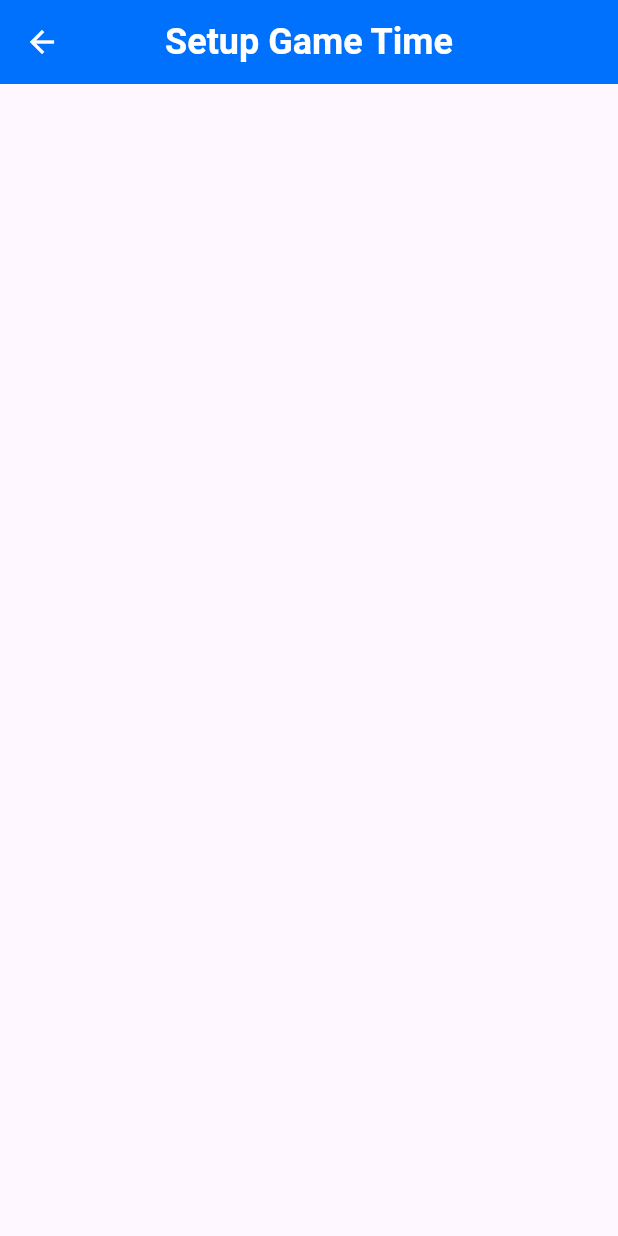
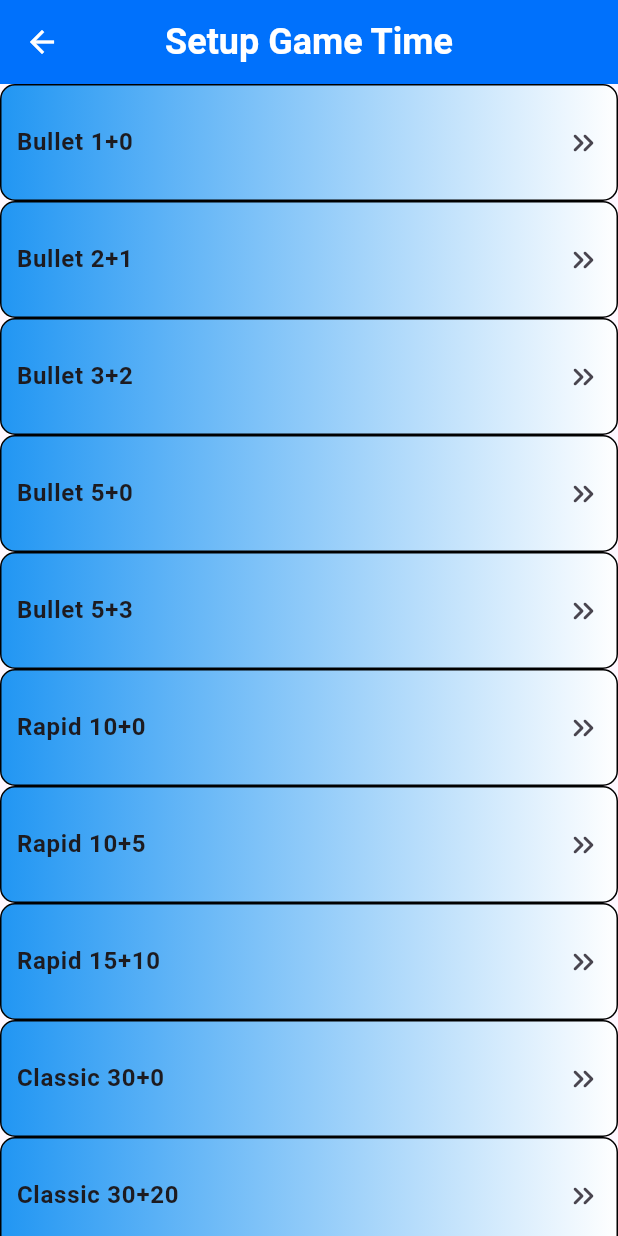
Before and after one commit to DeborajNath/chess_flutter, a Flutter app: the screen it shows after launch, after a tap on "Play online", on a phone screen of 412 x 824 dp. Run offline on Flutter 3.47's test engine with Material 3 defaults, Android fonts, the phone set to English and light mode, and no system bars; our stand-ins replace gap; missing offline and left inert: bishop, square_bishop, squares.

Commit message:
second scrren UI Left

```diff
--- /dev/null
+++ b/lib/helper/helper_methods.dart
@@ -0,0 +1,13 @@
+final List<String> gameTimes = [
+  "Bullet 1+0",
+  "Bullet 2+1",
+  "Bullet 3+2",
+  "Bullet 5+0",
+  "Bullet 5+3",
+  "Rapid 10+0",
+  "Rapid 10+5",
+  "Rapid 15+10",
+  "Classic 30+0",
+  "Classic 30+20",
+  "Custom 60+0",
+];
--- a/lib/main.dart
+++ b/lib/main.dart
@@ -1,10 +1,18 @@
+import 'package:chess_flutter/provider/game_provider.dart';
 import 'package:chess_flutter/provider/two_players_provider.dart';
 import 'package:flutter/material.dart';
 import 'package:provider/provider.dart';
 import 'package:chess_flutter/main_screens/splash_screen.dart';
 
 void main() {
-  runApp(const MainApp());
+  runApp(MultiProvider(providers: [
+    ChangeNotifierProvider(
+      create: (_) => GameProvider(),
+    ),
+    ChangeNotifierProvider(
+      create: (_) => TwoPlayersGame(),
+    ),
+  ], child: const MainApp()));
 }
 
 class MainApp extends StatelessWidget {
@@ -12,12 +20,9 @@ class MainApp extends StatelessWidget {
 
   @override
   Widget build(BuildContext context) {
-    return ChangeNotifierProvider(
-      create: (context) => GameProvider(),
-      child: const MaterialApp(
-        debugShowCheckedModeBanner: false,
-        home: SplashScreen(),
-      ),
+    return const MaterialApp(
+      debugShowCheckedModeBanner: false,
+      home: SplashScreen(),
     );
   }
 }
--- a/lib/main_screens/game_time_screen.dart
+++ b/lib/main_screens/game_time_screen.dart
@@ -1,4 +1,8 @@
+import 'dart:developer';
+
+import 'package:chess_flutter/components/custom_list_tile.dart';
 import 'package:chess_flutter/constants/index.dart';
+import 'package:chess_flutter/helper/helper_methods.dart';
 import 'package:flutter/material.dart';
 
 class GameTimeScreen extends StatefulWidget {
@@ -24,6 +28,17 @@ class _GameTimeScreenState extends State<GameTimeScreen> {
                 fontSize: 24, fontWeight: FontWeight.w700, color: white),
           ),
         ),
-    );
+        body: ListView.builder(
+          itemCount: gameTimes.length,
+          itemBuilder: (context, index) {
+            final String label = gameTimes[index].split(' ')[0];
+            final String gameTime = gameTimes[index].split(' ')[1];
+            return CustomListTile(
+                title: "$label $gameTime",
+                onTap: () {
+                  log("selected game: ${gameTimes[index]}");
+                });
+          },
+        ));
   }
 }
--- a/lib/main_screens/home_screen.dart
+++ b/lib/main_screens/home_screen.dart
@@ -2,8 +2,10 @@ import 'package:chess_flutter/components/index.dart';
 import 'package:chess_flutter/constants/index.dart';
 import 'package:chess_flutter/main_screens/index.dart';
 import 'package:chess_flutter/main_screens/two_players.dart';
+import 'package:chess_flutter/provider/game_provider.dart';
 import 'package:flutter/material.dart';
 import 'package:gap/gap.dart';
+import 'package:provider/provider.dart';
 
 class HomeScreen extends StatefulWidget {
   const HomeScreen({super.key});
@@ -15,6 +17,7 @@ class HomeScreen extends StatefulWidget {
 class _HomeScreenState extends State<HomeScreen> {
   @override
   Widget build(BuildContext context) {
+    final GameProvider gameProvider = Provider.of<GameProvider>(context);
     return Scaffold(
       appBar: AppBar(
         automaticallyImplyLeading: false,
@@ -34,6 +37,7 @@ class _HomeScreenState extends State<HomeScreen> {
           children: [
             CustomListTile(
               onTap: () {
+                gameProvider.setComputer(true);
                 RoutingService.goto(
                   context,
                   const GameScreen(),
@@ -48,6 +52,7 @@ class _HomeScreenState extends State<HomeScreen> {
             const Gap(20),
             CustomListTile(
               onTap: () {
+                gameProvider.setComputer(false);
                 RoutingService.goto(
                   context,
                   const GameTimeScreen(),
--- a/lib/main_screens/two_players.dart
+++ b/lib/main_screens/two_players.dart
@@ -15,7 +15,7 @@ class _TwoPlayersScreenState extends State<TwoPlayersScreen> {
   @override
   void initState() {
     WidgetsBinding.instance.addPostFrameCallback((_) {
-      final gameProvider = Provider.of<GameProvider>(context, listen: false);
+      final gameProvider = Provider.of<TwoPlayersGame>(context, listen: false);
       gameProvider.resetGame();
     });
     super.initState();
@@ -23,7 +23,7 @@ class _TwoPlayersScreenState extends State<TwoPlayersScreen> {
 
   @override
   Widget build(BuildContext context) {
-    final gameProvider = Provider.of<GameProvider>(context);
+    final gameProvider = Provider.of<TwoPlayersGame>(context);
 
     return WillPopScope(
       onWillPop: () async {
@@ -111,7 +111,7 @@ class _TwoPlayersScreenState extends State<TwoPlayersScreen> {
               TextButton(
                 onPressed: () {
                   final gameProvider =
-                      Provider.of<GameProvider>(context, listen: false);
+                      Provider.of<TwoPlayersGame>(context, listen: false);
                   gameProvider
                       .disposeTimers(); // Dispose timers or other resources
                   Navigator.of(context).pop(true); // Exit the screen
--- /dev/null
+++ b/lib/provider/game_provider.dart
@@ -0,0 +1,19 @@
+import 'package:flutter/material.dart';
+
+class GameProvider extends ChangeNotifier {
+  bool _vsComputer = false;
+  bool _isLoading = false;
+
+  bool get vsComputer => _vsComputer;
+  bool get isLoading => _isLoading;
+
+  void setComputer(bool value) {
+    _vsComputer = value;
+    notifyListeners();
+  }
+
+  void setLoading(bool value) {
+    _isLoading = value;
+    notifyListeners();
+  }
+}
--- a/lib/provider/two_players_provider.dart
+++ b/lib/provider/two_players_provider.dart
@@ -4,7 +4,7 @@ import 'package:bishop/bishop.dart' as bishop;
 import 'package:square_bishop/square_bishop.dart';
 import 'package:squares/squares.dart';
 
-class GameProvider extends ChangeNotifier {
+class TwoPlayersGame extends ChangeNotifier {
   late bishop.Game game;
   late SquaresState state;
   int currentPlayer = Squares.white;
@@ -14,7 +14,7 @@ class GameProvider extends ChangeNotifier {
   Duration blackTime = const Duration(seconds: 10);
   Timer? timer;
 
-  GameProvider() {
+  TwoPlayersGame() {
     resetGame(false);
     startTimer();
   }
```
Lines whose indentation alone changed are shown as unchanged.
